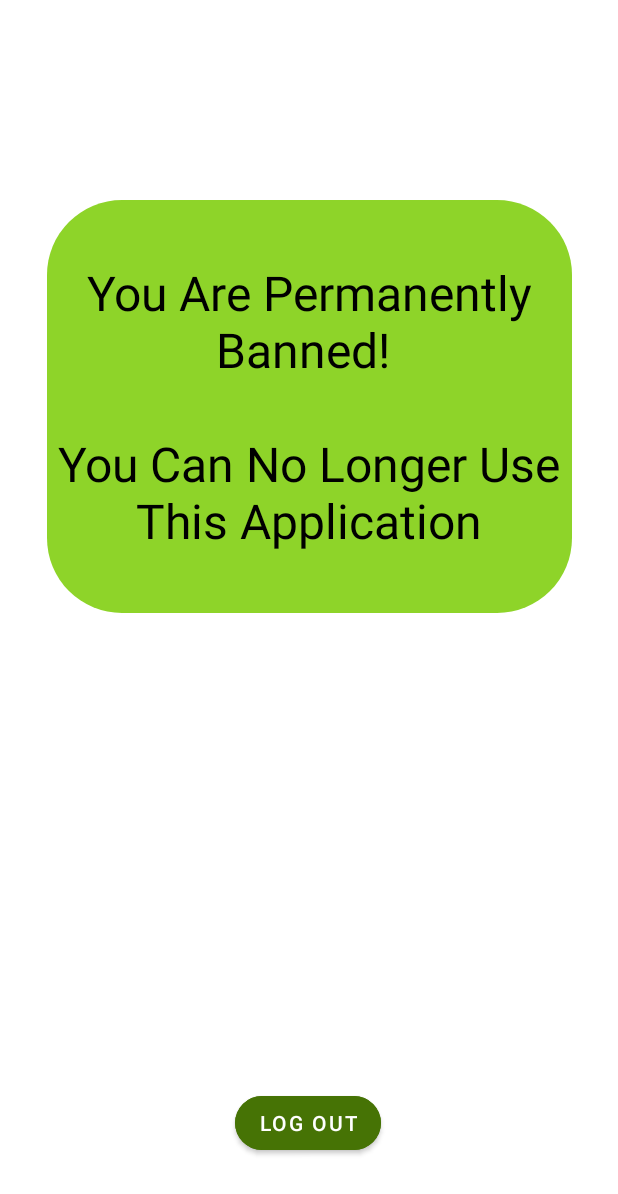
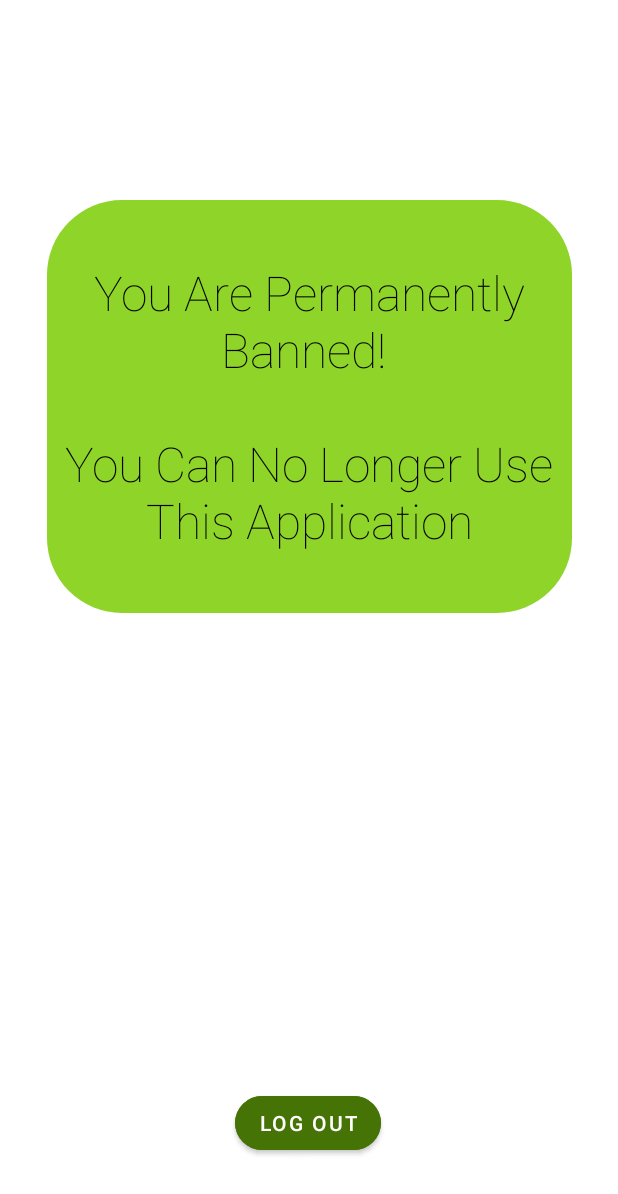
Before and after one commit to uOttawaSEGA2022/project-group-3, an Android app: the PermanentBanActivity screen opened directly, with no data from a screen before it, on a phone screen of 412 x 824 dp. Shown: the top 1194 px of the screen. Run offline under Robolectric (Android 15) with nearby library versions, the phone set to English and light mode, and no system bars; our stand-ins replace Firebase (no records; nobody signed in at launch, a user with empty details on screens opened directly); Roboto replaces fonts that are not available here.

Commit message:
Changed last few titles for acitivites

```diff
--- a/app/src/main/res/layout/activity_master_menu.xml
+++ b/app/src/main/res/layout/activity_master_menu.xml
@@ -22,7 +22,9 @@
             android:id="@+id/masterMenuTitle"
             android:layout_width="wrap_content"
             android:layout_height="wrap_content"
+            android:fontFamily="sans-serif-thin"
             android:text="Menu"
+            android:textColor="@color/black"
             android:textSize="28sp"
             app:layout_constraintBottom_toBottomOf="parent"
             app:layout_constraintEnd_toEndOf="parent"
--- a/app/src/main/res/layout/activity_permanent_ban.xml
+++ b/app/src/main/res/layout/activity_permanent_ban.xml
@@ -10,22 +10,21 @@
         android:id="@+id/permBanMessage"
         android:layout_width="350dp"
         android:layout_height="wrap_content"
+        android:layout_margin="20dp"
         android:background="@drawable/banshape"
+        android:fontFamily="sans-serif-thin"
+        android:gravity="center"
+        android:paddingVertical="40dp"
+        android:text="You Are Permanently Banned! \n\nYou Can No Longer Use This Application"
         android:textColor="@color/black"
+        android:textSize="32dp"
         app:cornerRadius="25dp"
         app:layout_constraintBottom_toBottomOf="parent"
         app:layout_constraintEnd_toEndOf="parent"
         app:layout_constraintHorizontal_bias="0.5"
         app:layout_constraintStart_toStartOf="parent"
         app:layout_constraintTop_toTopOf="parent"
-        app:layout_constraintVertical_bias="0.223"
-        android:text="You Are Permanently Banned! \n\nYou Can No Longer Use This Application"
-        android:textSize="32dp"
-        android:gravity="center"
-        android:paddingVertical="40dp"
-        android:layout_margin="20dp"
-        >
-    </TextView>
+        app:layout_constraintVertical_bias="0.223"></TextView>
 
     <Button
         android:id="@+id/logOutButton"
```
Also changed, not shown: app/src/main/res/layout/activity_temporary_ban.xml (+8 -8 lines).
